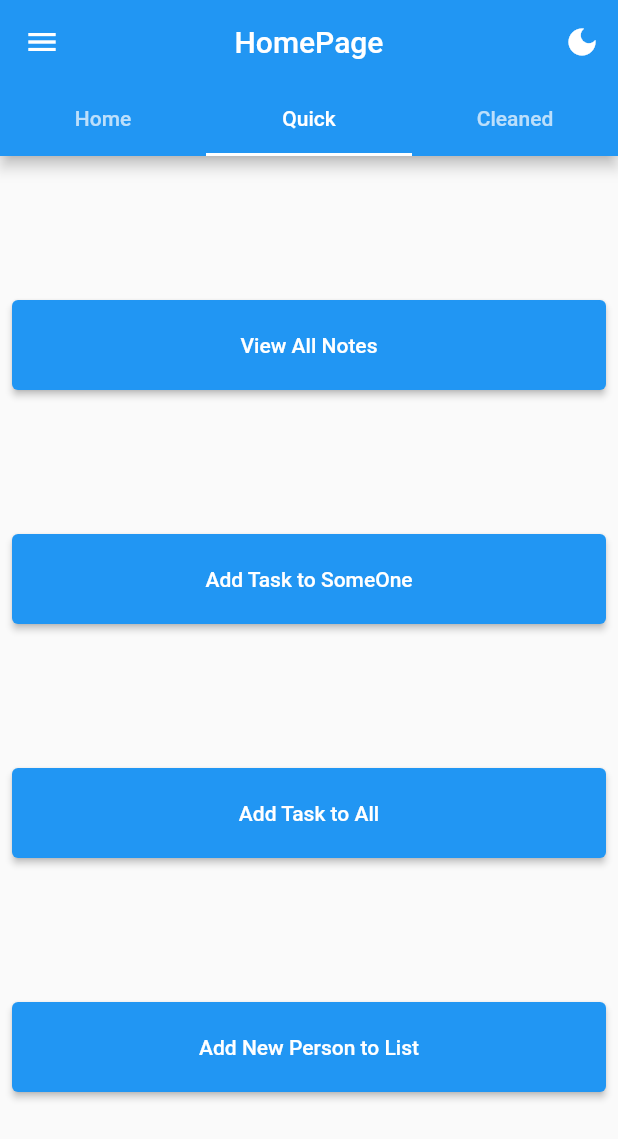
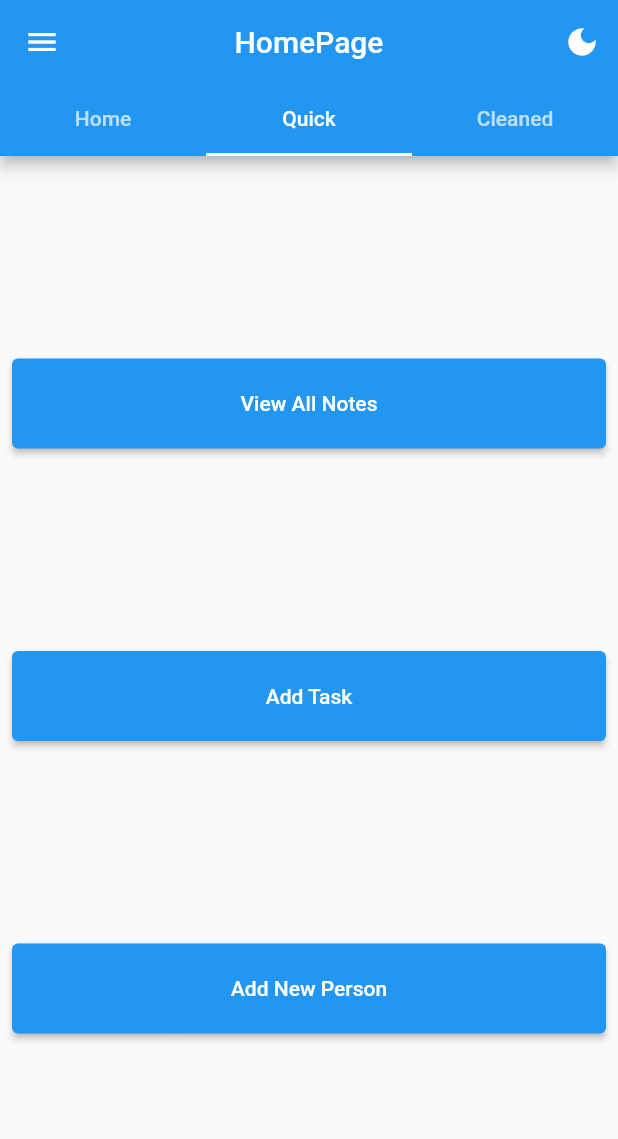
Before and after one commit to anivkuttan/keeper, a Flutter app: the screen it shows after launch, tab 2 chosen, on a phone screen of 412 x 824 dp. Shown: the top 1139 px of the screen. Run offline on Flutter 3.47's test engine with Material 2 defaults, Android fonts, the phone set to English and light mode, and no system bars; our stand-ins replace get.

Commit message:
date time updated

```diff
--- a/lib/Controllers/person_controller.dart
+++ b/lib/Controllers/person_controller.dart
@@ -10,14 +10,14 @@ class PersonController extends GetxController {
       personName: "User1FromController",
       personAmount: 100,
       listOfTask: [
-        Task(taskName: "Sambar", taskAmount: 40, editedTime: DateTime.now()),
+        Task(taskName: "Sambar", taskAmount: 40, editedTime: ""),
       ],
     ),
     Person(
       personName: "User2FromController",
       personAmount: 200,
       listOfTask: [
-        Task(taskName: "FishKari", taskAmount: 40, editedTime: DateTime.now()),
+        Task(taskName: "FishKari", taskAmount: 40, editedTime: ''),
       ],
     ),
   ].obs;
--- a/lib/Model/task.dart
+++ b/lib/Model/task.dart
@@ -1,7 +1,7 @@
 class Task {
   String taskName;
   int taskAmount;
-  DateTime? editedTime;
+  String? editedTime;
 
   Task({
     required this.taskName,
--- a/lib/Pages/quick_page_tab.dart
+++ b/lib/Pages/quick_page_tab.dart
@@ -26,7 +26,7 @@ class QuickPageTabView extends StatelessWidget {
                 child: ElevatedButton(
                   onPressed: () {
                     Route route = MaterialPageRoute(builder: (context) {
-                      return  ViewNotes();
+                      return ViewNotes();
                     });
                     Navigator.of(context).push(route);
                   },
@@ -44,23 +44,23 @@ class QuickPageTabView extends StatelessWidget {
                     });
                     Navigator.push(context, route);
                   },
-                  child: const Text('Add Task to SomeOne'),
+                  child: const Text('Add Task'),
                 ),
               ),
-              SizedBox(
-                height: 60,
-                child: ElevatedButton(
-                  onPressed: () {
-                    Route route = MaterialPageRoute(builder: (context) {
-                      return const AddTaskPage(
-                        buttonName: "SomeOne",
-                      );
-                    });
-                    Navigator.push(context, route);
-                  },
-                  child: const Text('Add Task to All'),
-                ),
-              ),
+              // SizedBox(
+              //   height: 60,
+              //   child: ElevatedButton(
+              //     onPressed: () {
+              //       Route route = MaterialPageRoute(builder: (context) {
+              //         return const AddTaskPage(
+              //           buttonName: "SomeOne",
+              //         );
+              //       });
+              //       Navigator.push(context, route);
+              //     },
+              //     child: const Text('Add Task to All'),
+              //   ),
+              // ),
               SizedBox(
                 height: 60,
                 child: ElevatedButton(
@@ -68,7 +68,7 @@ class QuickPageTabView extends StatelessWidget {
                     _nameController.clear();
                     showAddingPage(context);
                   },
-                  child: const Text('Add New Person to List'),
+                  child: const Text('Add New Person'),
                 ),
               ),
             ]),
@@ -126,9 +126,13 @@ class QuickPageTabView extends StatelessWidget {
                     const SizedBox(height: 30),
                     ElevatedButton(
                       onPressed: () {
+                        final editedTime = DateTime.now();
+
+                        String editedTime1 =
+                            "${editedTime.day}/${editedTime.month}/${editedTime.year} Time : ${editedTime.hour}:${editedTime.minute}";
                         if (formKey.currentState!.validate()) {
                           Person newPereon = Person(personName: _nameController.text, personAmount: 0, listOfTask: [
-                            Task(taskName: "Just Created", taskAmount: 0, editedTime: DateTime.now()),
+                            Task(taskName: "Just Created", taskAmount: 0, editedTime: editedTime1),
                           ]);
                           controller.personList.add(newPereon);
 
```
Also changed, not shown: lib/Pages/add_task_page.dart (+23 -12 lines).
